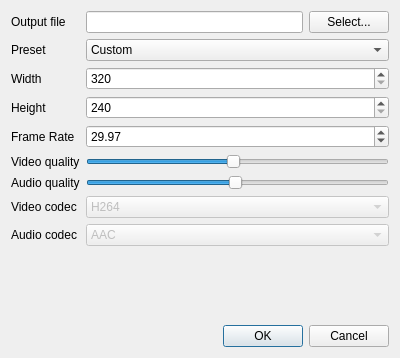
Before: the Qt Designer form src/Gui/export/RendererSettings.ui in luyikei/VLMC, drawn with Qt 5.
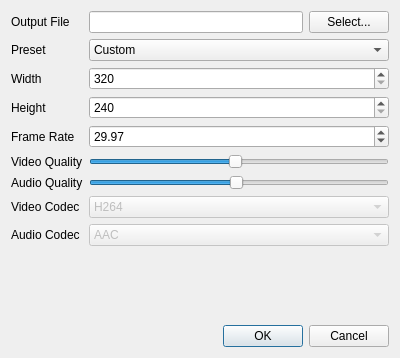
After: the same form once the commit is applied.

Commit message: RendererSettings.ui: Fix Names and fps of some presets. RendererSettings.cpp: Apply Hackings on #includes, hide output label, textedit and button when export is done to temp. folder and change window title, fix presets fps, make 'fps' double.

The edit to the form file:
```diff
--- a/src/Gui/export/RendererSettings.ui
+++ b/src/Gui/export/RendererSettings.ui
@@ -17,7 +17,7 @@
    <item row="0" column="0">
     <widget class="QLabel" name="label_8">
      <property name="text">
-      <string>Output file</string>
+      <string>Output File</string>
      </property>
     </widget>
    </item>
@@ -111,14 +111,14 @@
    <item row="5" column="0">
     <widget class="QLabel" name="label_4">
      <property name="text">
-      <string>Video quality</string>
+      <string>Video Quality</string>
      </property>
     </widget>
    </item>
    <item row="6" column="0">
     <widget class="QLabel" name="label_5">
      <property name="text">
-      <string>Audio quality</string>
+      <string>Audio Quality</string>
      </property>
     </widget>
    </item>
@@ -141,7 +141,7 @@
    <item row="7" column="0">
     <widget class="QLabel" name="label_6">
      <property name="text">
-      <string>Video codec</string>
+      <string>Video Codec</string>
      </property>
     </widget>
    </item>
@@ -160,7 +160,7 @@
    <item row="8" column="0">
     <widget class="QLabel" name="label_7">
      <property name="text">
-      <string>Audio codec</string>
+      <string>Audio Codec</string>
      </property>
     </widget>
    </item>
```
Left out of the diff: 10 changed lines with no effect on the pictures. The commit also changes 1 other file.
